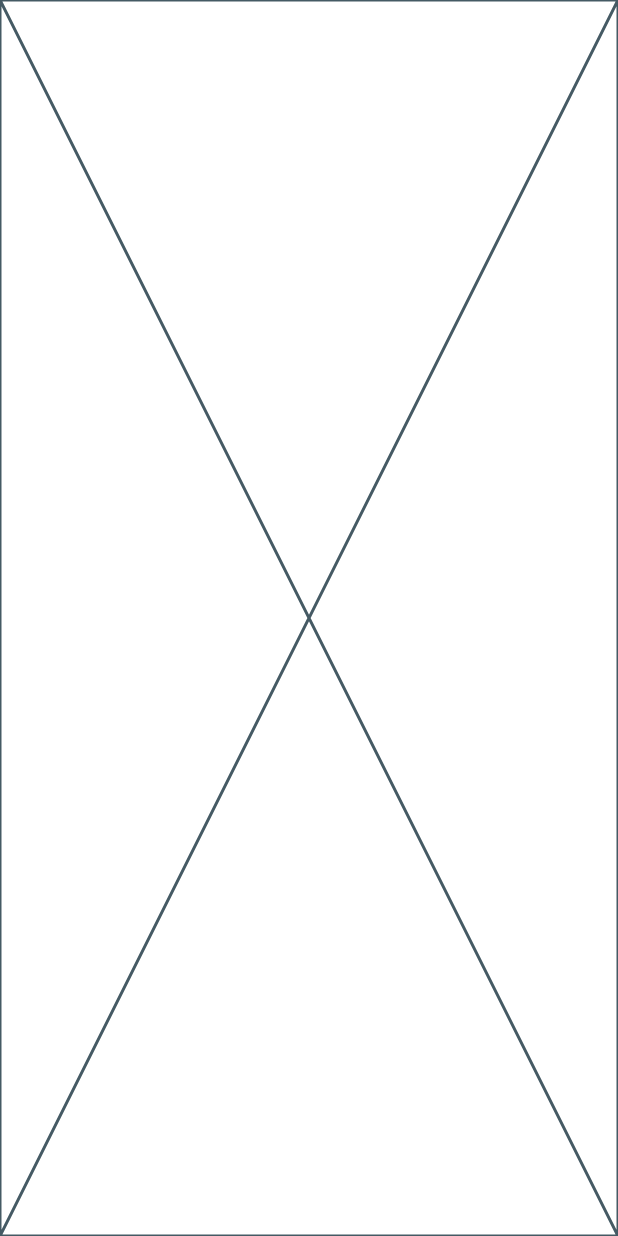
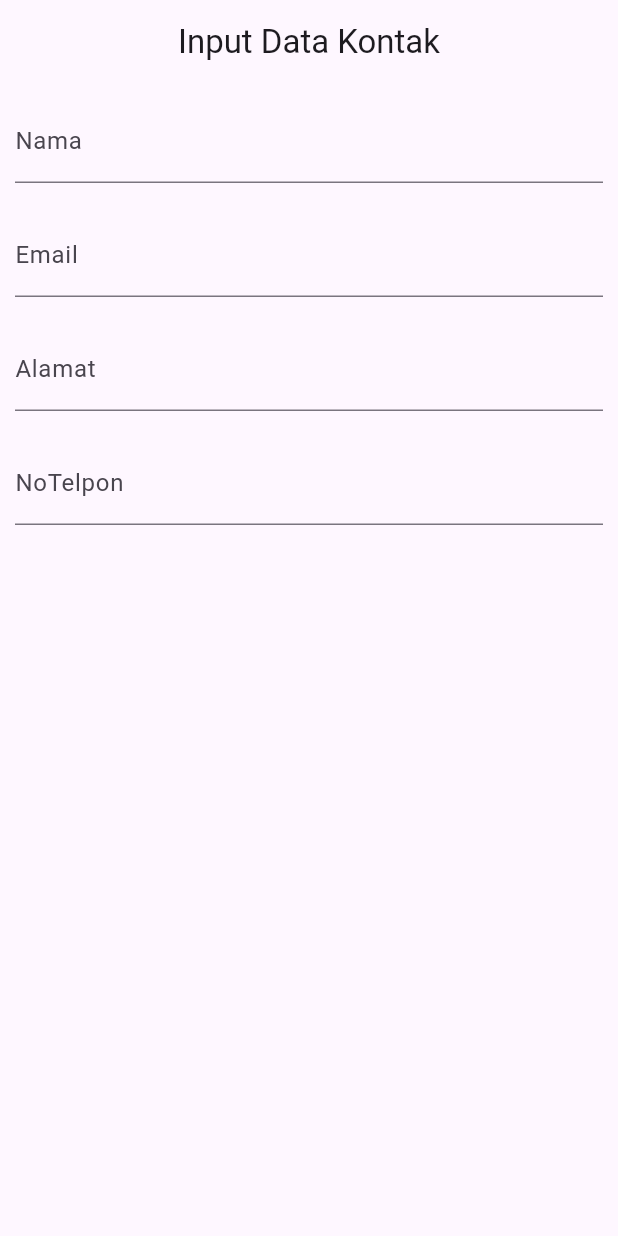
Before and after one commit to ricco-arisdy/dataa_kontak, a Flutter app: the screen it shows after launch, on a phone screen of 412 x 824 dp. Run offline on Flutter 3.47's test engine with Material 3 defaults, Android fonts, the phone set to English and light mode, and no system bars; our stand-ins replace image_picker.

Commit message:
Add form for inputting contact data, name, email, alamat, notlp

```diff
--- a/lib/wiget/form_kontak.dart
+++ b/lib/wiget/form_kontak.dart
@@ -35,6 +35,45 @@ class _FormKontakState extends State<FormKontak> {
 
   @override
   Widget build(BuildContext context) {
-    return const Placeholder();
+    return Scaffold(
+        appBar: AppBar(
+          title: Center(child: Text('Input Data Kontak')),
+        ),
+        body: SingleChildScrollView(
+          child: Column(children: [
+            Container(
+              margin: EdgeInsets.all(10),
+              child: TextFormField(
+                decoration: InputDecoration(
+                    labelText: "Nama", hintText: "Masukkan Nama"),
+                controller: _namaController,
+              ),
+            ),
+            Container(
+              margin: EdgeInsets.all(10),
+              child: TextFormField(
+                decoration: InputDecoration(
+                    labelText: "Email", hintText: "Masukkan Email"),
+                controller: _emailController,
+              ),
+            ),
+            Container(
+              margin: EdgeInsets.all(10),
+              child: TextFormField(
+                decoration: InputDecoration(
+                    labelText: "Alamat", hintText: "Masukkan Alamat"),
+                controller: _alamatController,
+              ),
+            ),
+            Container(
+              margin: EdgeInsets.all(10),
+              child: TextFormField(
+                decoration: InputDecoration(
+                    labelText: "NoTelpon", hintText: "Masukkan NoTelpon"),
+                controller: _noTeleponController,
+              ),
+            ),
+          ]),
+        ));
   }
 }
```
